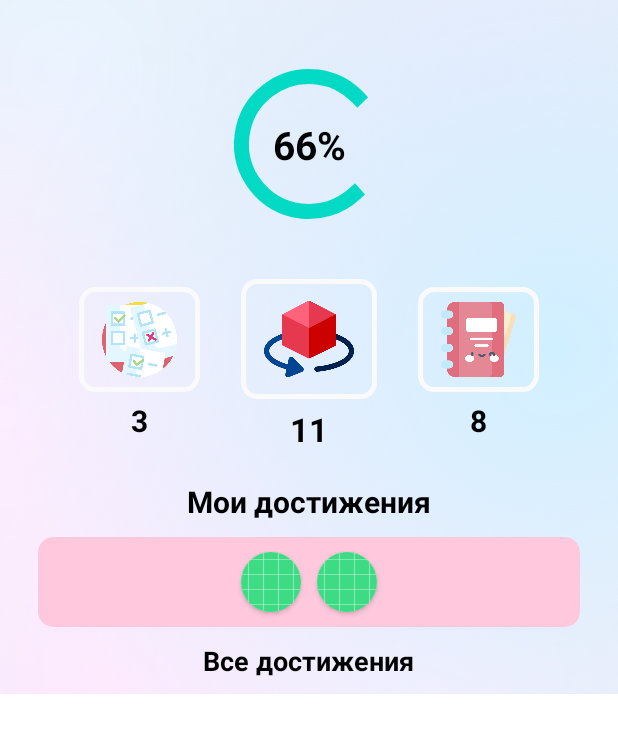
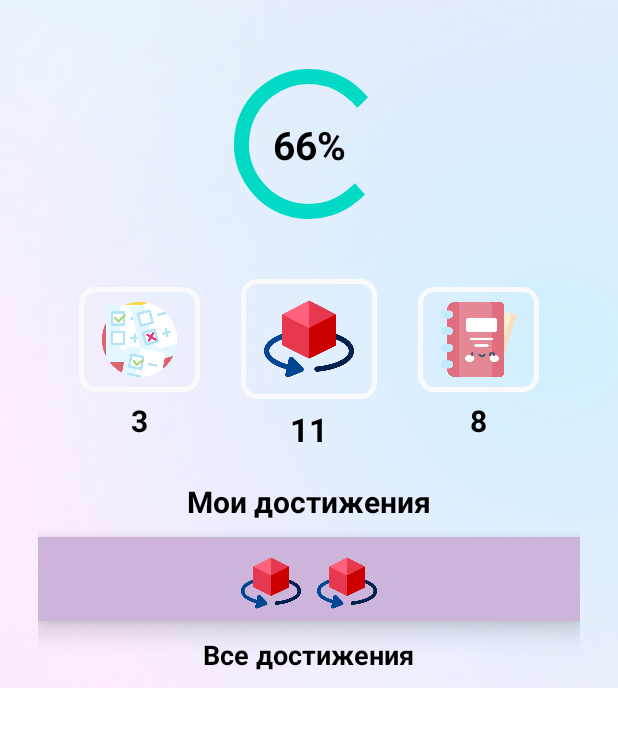
Before and after one commit to RomaTargarien/YoungChemist, an Android app: the layout fragment_achievements.xml on its own in the app's theme, with its tools: preview values and no code run, on a phone screen of 412 x 824 dp. Shown: the top 733 px of the screen. Run offline under Robolectric (Android 15) with nearby library versions, the phone set to English and light mode, and no system bars; plain views replace CircularProgressBar; Roboto replaces fonts that are not available here.

Commit message:
Achievements edit

```diff
--- a/app/src/main/java/com/example/youngchemist/model/user/UserProgress.kt
+++ b/app/src/main/java/com/example/youngchemist/model/user/UserProgress.kt
@@ -13,7 +13,8 @@ data class UserProgress(
     var userId: String = "",
     var lectureId: String = "",
     var lastReadenPage: Int = 0,
-    var isLectureEnabled: Boolean = false
+    var isLectureEnabled: Boolean = false,
+    var isLectureReaden: Boolean = false
 ): Parcelable,UserInfo {
     @PrimaryKey(autoGenerate = true)
     var userProgressPrimaryKey: Int = 0
--- a/app/src/main/java/com/example/youngchemist/repositories/DatabaseRepository.kt
+++ b/app/src/main/java/com/example/youngchemist/repositories/DatabaseRepository.kt
@@ -4,6 +4,7 @@ import com.example.youngchemist.model.Lecture
 import com.example.youngchemist.model.Subject
 import com.example.youngchemist.model.user.Model3D
 import com.example.youngchemist.model.user.PassedUserTest
+import com.example.youngchemist.model.user.UserAchievement
 import com.example.youngchemist.model.user.UserProgress
 import kotlinx.coroutines.Deferred
 import kotlinx.coroutines.flow.Flow
@@ -41,4 +42,8 @@ interface DatabaseRepository {
     suspend fun getPassedUserTest(userId: String, testId: String): PassedUserTest?
 
     suspend fun getAllModelsFlow(currentUserId: String): Flow<List<Model3D>>
+
+    suspend fun saveAchievement(userAchievement: UserAchievement)
+
+    suspend fun getAchievements(userId: String): Flow<List<UserAchievement>>
 }
--- a/app/src/main/java/com/example/youngchemist/ui/screen/main/achievements/AchievementsAdapter.kt
+++ b/app/src/main/java/com/example/youngchemist/ui/screen/main/achievements/AchievementsUnDoneAdapter.kt
@@ -8,7 +8,7 @@ import com.example.youngchemist.databinding.ItemAchievementBinding
 import com.example.youngchemist.model.user.UserAchievement
 import com.squareup.picasso.Picasso
 
-class AchievementsAdapter : RecyclerView.Adapter<AchievementsAdapter.AchievementsViewHolder>() {
+class AchievementsUnDoneAdapter : RecyclerView.Adapter<AchievementsUnDoneAdapter.AchievementsViewHolder>() {
 
     private val achievements: MutableList<UserAchievement> = mutableListOf()
 
--- a/app/src/main/java/com/example/youngchemist/ui/screen/main/subjects/lectures/lecture/LectureFragment.kt
+++ b/app/src/main/java/com/example/youngchemist/ui/screen/main/subjects/lectures/lecture/LectureFragment.kt
@@ -122,7 +122,7 @@ class LectureFragment : Fragment() {
 
     override fun onPause() {
         super.onPause()
-        viewModel.saveProgress(lecture.userProgress,lastPage)
+        viewModel.saveProgress(lecture.userProgress,lastPage,lecture.data.size)
     }
 
     companion object {
--- a/app/src/main/java/com/example/youngchemist/ui/screen/main/subjects/lectures/lecture/LectureFragmentViewModel.kt
+++ b/app/src/main/java/com/example/youngchemist/ui/screen/main/subjects/lectures/lecture/LectureFragmentViewModel.kt
@@ -4,10 +4,8 @@ import androidx.lifecycle.LiveData
 import androidx.lifecycle.MutableLiveData
 import androidx.lifecycle.ViewModel
 import androidx.lifecycle.viewModelScope
-import com.example.youngchemist.db.shared_pref.UserPreferences
 import com.example.youngchemist.model.user.UserProgress
 import com.example.youngchemist.repositories.DatabaseRepository
-import com.example.youngchemist.repositories.FireStoreRepository
 import com.github.terrakok.cicerone.Router
 import dagger.hilt.android.lifecycle.HiltViewModel
 import kotlinx.coroutines.launch
@@ -16,7 +14,6 @@ import javax.inject.Inject
 @HiltViewModel
 class LectureFragmentViewModel @Inject constructor(
     private val router: Router,
-    private val fireStoreRepository: FireStoreRepository,
     private val databaseRepository: DatabaseRepository
 ) : ViewModel() {
 
@@ -38,11 +35,12 @@ class LectureFragmentViewModel @Inject constructor(
         }
     }
 
-    fun saveProgress(userProgress: UserProgress?,lastPage: Int) {
+    fun saveProgress(userProgress: UserProgress?, lastPage: Int, lectureSize: Int) {
         viewModelScope.launch {
             userProgress?.let {
                 if (it.lastReadenPage < lastPage) {
                     it.lastReadenPage = lastPage
+                    it.isLectureReaden = lectureSize == lastPage
                     databaseRepository.saveProgress(it)
                 }
             }
--- a/app/src/main/res/drawable/shape_circle.xml
+++ b/app/src/main/res/drawable/shape_circle.xml
@@ -3,7 +3,7 @@
 
     <item>
         <shape android:shape="oval">
-            <solid android:color="@color/white"/>
+            <solid android:color="@android:color/transparent"/>
         </shape>
     </item>
 
--- a/app/src/main/res/layout/fragment_achievements.xml
+++ b/app/src/main/res/layout/fragment_achievements.xml
@@ -1,9 +1,10 @@
 <?xml version="1.0" encoding="utf-8"?>
 <layout xmlns:android="http://schemas.android.com/apk/res/android"
-    xmlns:tools="http://schemas.android.com/tools"
-    xmlns:app="http://schemas.android.com/apk/res-auto">
+    xmlns:app="http://schemas.android.com/apk/res-auto"
+    xmlns:tools="http://schemas.android.com/tools">
 
     <data>
+
         <variable
             name="viewModel"
             type="com.example.youngchemist.ui.screen.main.achievements.AchievementsFragmentViewModel" />
@@ -16,14 +17,15 @@
 
         <androidx.core.widget.NestedScrollView
             android:layout_width="match_parent"
-            android:layout_marginBottom="50dp"
-            android:layout_height="match_parent">
+            android:layout_height="match_parent"
+            android:layout_marginBottom="50dp">
+
             <androidx.constraintlayout.widget.ConstraintLayout
                 android:layout_width="match_parent"
+                android:layout_height="match_parent"
                 android:background="@drawable/main_background"
                 android:paddingLeft="25dp"
-                android:paddingRight="25dp"
-                android:layout_height="match_parent">
+                android:paddingRight="25dp">
 
                 <com.mikhaellopez.circularprogressbar.CircularProgressBar
                     android:id="@+id/circularProgressBar"
@@ -154,44 +156,65 @@
                     android:id="@+id/textView15"
                     style="@style/TittleTextStyle"
                     android:layout_width="wrap_content"
+                    android:layout_height="wrap_content"
                     android:layout_marginTop="20dp"
-                    android:layout_height="wrap_content"
                     android:text="Мои достижения"
                     android:textSize="20sp"
                     app:layout_constraintEnd_toEndOf="parent"
                     app:layout_constraintStart_toStartOf="parent"
                     app:layout_constraintTop_toBottomOf="@+id/textView13" />
 
-                <androidx.cardview.widget.CardView
+                <androidx.constraintlayout.widget.ConstraintLayout
                     android:id="@+id/constraintLayout6"
                     android:layout_width="match_parent"
-                    android:layout_height="60dp"
+                    android:layout_height="wrap_content"
+                    android:minHeight="50dp"
                     android:layout_marginTop="10dp"
-                    app:layout_constraintTop_toBottomOf="@+id/textView15"
-                    app:cardBackgroundColor="@color/light_pink"
-                    app:cardCornerRadius="10dp">
+                    android:background="@color/violet"
+                    android:elevation="10dp"
+                    android:paddingTop="5dp"
+                    android:paddingBottom="5dp"
+                    app:layout_constraintTop_toBottomOf="@+id/textView15">
 
                     <androidx.recyclerview.widget.RecyclerView
+                        android:id="@+id/rv_done_achievements"
                         android:layout_width="wrap_content"
+                        android:layout_height="wrap_content"
                         android:layout_gravity="center|center_horizontal"
                         android:orientation="horizontal"
+                        app:layoutManager="androidx.recyclerview.widget.LinearLayoutManager"
+                        app:layout_constraintEnd_toEndOf="parent"
+                        app:layout_constraintStart_toStartOf="parent"
+                        app:layout_constraintTop_toTopOf="parent"
                         tools:itemCount="2"
-                        app:layoutManager="androidx.recyclerview.widget.LinearLayoutManager"
-                        tools:listitem="@layout/item_user_done_achievement"
-                        android:layout_height="wrap_content">
+                        tools:listitem="@layout/item_done_achievement">
 
                     </androidx.recyclerview.widget.RecyclerView>
 
-                </androidx.cardview.widget.CardView>
+                    <TextView
+                        android:id="@+id/rv_done_achievement_title"
+                        style="@style/SubTitleTextStyle"
+                        android:visibility="gone"
+                        android:layout_width="wrap_content"
+                        android:layout_height="wrap_content"
+                        android:layout_gravity="center|bottom"
+                        app:layout_constraintEnd_toEndOf="parent"
+                        app:layout_constraintStart_toStartOf="parent"
+                        app:layout_constraintTop_toBottomOf="@+id/rv_done_achievements"
+                        tools:text="Прочитать одну лекцию">
+
+                    </TextView>
+
+                </androidx.constraintlayout.widget.ConstraintLayout>
 
                 <TextView
                     android:id="@+id/textView16"
                     style="@style/TittleTextStyle"
                     android:layout_width="wrap_content"
                     android:layout_height="wrap_content"
+                    android:layout_marginTop="10dp"
                     android:text="Все достижения"
                     android:textSize="18sp"
-                    android:layout_marginTop="10dp"
                     app:layout_constraintEnd_toEndOf="parent"
                     app:layout_constraintHorizontal_bias="0.497"
                     app:layout_constraintStart_toStartOf="parent"
@@ -200,9 +223,9 @@
                 <androidx.recyclerview.widget.RecyclerView
                     android:id="@+id/rv_achievements_all"
                     android:layout_width="match_parent"
+                    android:layout_height="wrap_content"
                     android:layout_marginTop="10dp"
-                    android:layout_height="wrap_content"
-                    app:layout_constraintTop_toBottomOf="@+id/textView16"/>
+                    app:layout_constraintTop_toBottomOf="@+id/textView16" />
 
             </androidx.constraintlayout.widget.ConstraintLayout>
         </androidx.core.widget.NestedScrollView>
--- /dev/null
+++ b/app/src/main/res/layout/item_done_achievement.xml
@@ -0,0 +1,33 @@
+<?xml version="1.0" encoding="utf-8"?>
+<layout xmlns:android="http://schemas.android.com/apk/res/android"
+    xmlns:app="http://schemas.android.com/apk/res-auto"
+    xmlns:tools="http://schemas.android.com/tools">
+
+    <data>
+
+    </data>
+
+    <androidx.constraintlayout.motion.widget.MotionLayout
+        android:id="@+id/constraintLayout7"
+        android:layout_width="wrap_content"
+        android:layout_height="wrap_content"
+        android:layout_marginStart="5dp"
+        android:layout_marginTop="5dp"
+        android:layout_marginEnd="5dp"
+        android:background="@drawable/shape_circle"
+        android:elevation="10dp"
+        app:layoutDescription="@xml/item_done_achievement_xml_constraintlayout7_scene">
+
+        <ImageView
+            android:id="@+id/iv_done_achievement"
+            android:layout_width="40dp"
+            android:layout_height="40dp"
+            android:background="@android:color/transparent"
+            app:layout_constraintBottom_toBottomOf="parent"
+            app:layout_constraintEnd_toEndOf="parent"
+            app:layout_constraintStart_toStartOf="parent"
+            app:layout_constraintTop_toTopOf="parent"
+            tools:src="@drawable/ic_icon_3d" />
+
+    </androidx.constraintlayout.motion.widget.MotionLayout>
+</layout>
--- a/app/src/main/res/layout/item_user_done_achievement.xml
+++ /dev/null
@@ -1,30 +0,0 @@
-<?xml version="1.0" encoding="utf-8"?>
-<layout xmlns:android="http://schemas.android.com/apk/res/android"
-    xmlns:app="http://schemas.android.com/apk/res-auto"
-    xmlns:tools="http://schemas.android.com/tools">
-
-    <data>
-
-    </data>
-
-    <androidx.cardview.widget.CardView
-        android:layout_width="40dp"
-        android:layout_height="40dp"
-        android:layout_marginStart="5dp"
-        android:layout_marginTop="5dp"
-        android:layout_marginEnd="5dp"
-        android:layout_marginBottom="5dp"
-        app:cardCornerRadius="20dp"
-        >
-
-        <ImageButton
-            android:id="@+id/ib_location"
-            style="?attr/actionButtonStyle"
-            android:layout_width="match_parent"
-            android:layout_height="match_parent"
-            android:foreground="?attr/selectableItemBackground"
-            tools:src="@drawable/ic_launcher_background"
-            />
-
-    </androidx.cardview.widget.CardView>
-</layout>
--- /dev/null
+++ b/app/src/main/res/xml/item_done_achievement_xml_constraintlayout7_scene.xml
@@ -0,0 +1,29 @@
+<?xml version="1.0" encoding="utf-8"?>
+<MotionScene
+    xmlns:android="http://schemas.android.com/apk/res/android"
+    xmlns:motion="http://schemas.android.com/apk/res-auto">
+
+    <Transition
+        motion:constraintSetEnd="@+id/end"
+        motion:constraintSetStart="@id/start"
+        motion:duration="100">
+       <KeyFrameSet>
+       </KeyFrameSet>
+        <OnClick motion:targetId="@id/iv_done_achievement"
+            motion:clickAction="toggle" />
+    </Transition>
+
+    <ConstraintSet android:id="@+id/start">
+    </ConstraintSet>
+
+    <ConstraintSet android:id="@+id/end">
+        <Constraint
+            android:id="@+id/iv_done_achievement"
+            motion:layout_constraintEnd_toEndOf="parent"
+            android:layout_width="50dp"
+            android:layout_height="50dp"
+            motion:layout_constraintBottom_toBottomOf="parent"
+            motion:layout_constraintTop_toTopOf="parent"
+            motion:layout_constraintStart_toStartOf="parent" />
+    </ConstraintSet>
+</MotionScene>
```
Also changed, not shown: app/src/main/java/com/example/youngchemist/db/SubjectDatabase.kt (+10 -2 lines), app/src/main/java/com/example/youngchemist/db/dao/AchievementsDao.kt (added, +18 -0 lines), app/src/main/java/com/example/youngchemist/di/MainModule.kt (+8 -2 lines), app/src/main/java/com/example/youngchemist/model/Achievement.kt (+4 -4 lines), app/src/main/java/com/example/youngchemist/model/user/UserAchievements.kt (+84 -2 lines), app/src/main/java/com/example/youngchemist/repositories/impl/DatabaseRepositoryImpl.kt (+13 -1 lines), app/src/main/java/com/example/youngchemist/ui/screen/main/achievements/AchievementsDoneAdapter.kt (added, +70 -0 lines), app/src/main/java/com/example/youngchemist/ui/screen/main/achievements/AchievementsFragment.kt (+12 -5 lines), app/src/main/java/com/example/youngchemist/ui/screen/main/achievements/AchievementsFragmentViewModel.kt (+61 -47 lines).
